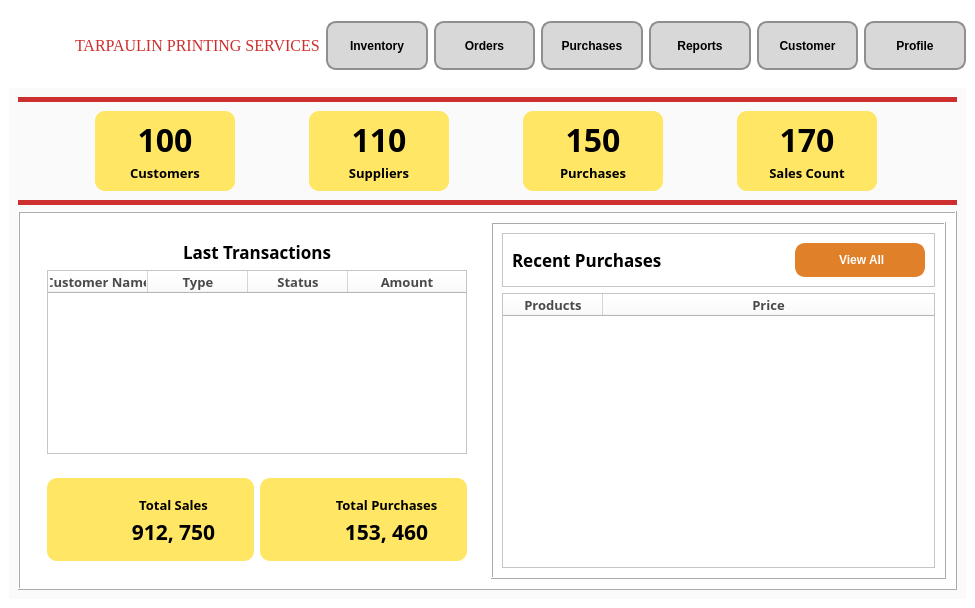
CMacan/MCAV-desktop-app, file Dashboard.ui: the form before one commit.
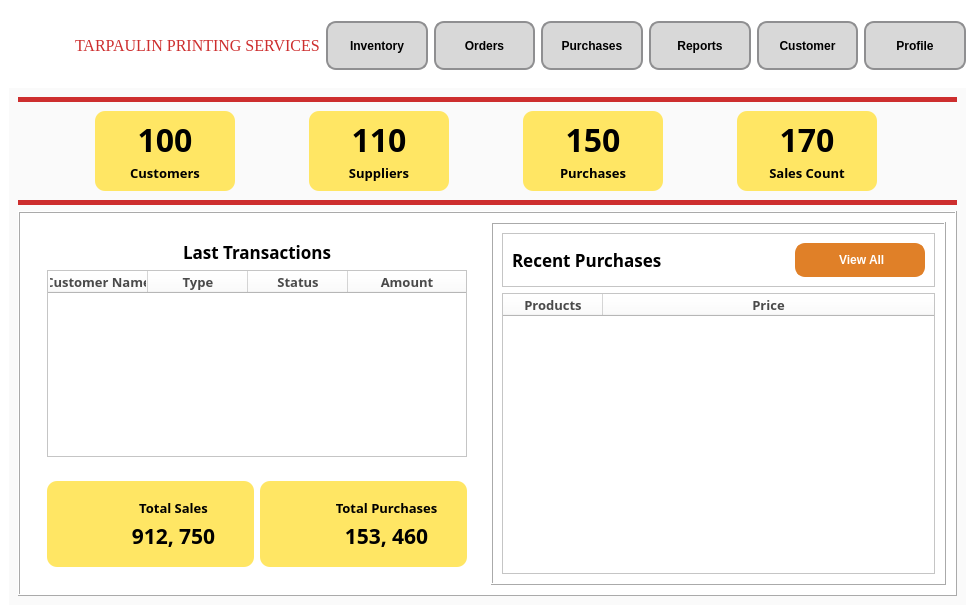
The form after the commit. Icons and pictures are not drawn.

Diff of the .ui file:
```diff
--- a/Dashboard.ui
+++ b/Dashboard.ui
@@ -7,7 +7,7 @@
     <x>0</x>
     <y>0</y>
     <width>975</width>
-    <height>608</height>
+    <height>614</height>
    </rect>
   </property>
   <property name="sizePolicy">
```
Left out of the diff: 4 changed lines with no effect on the pictures.
